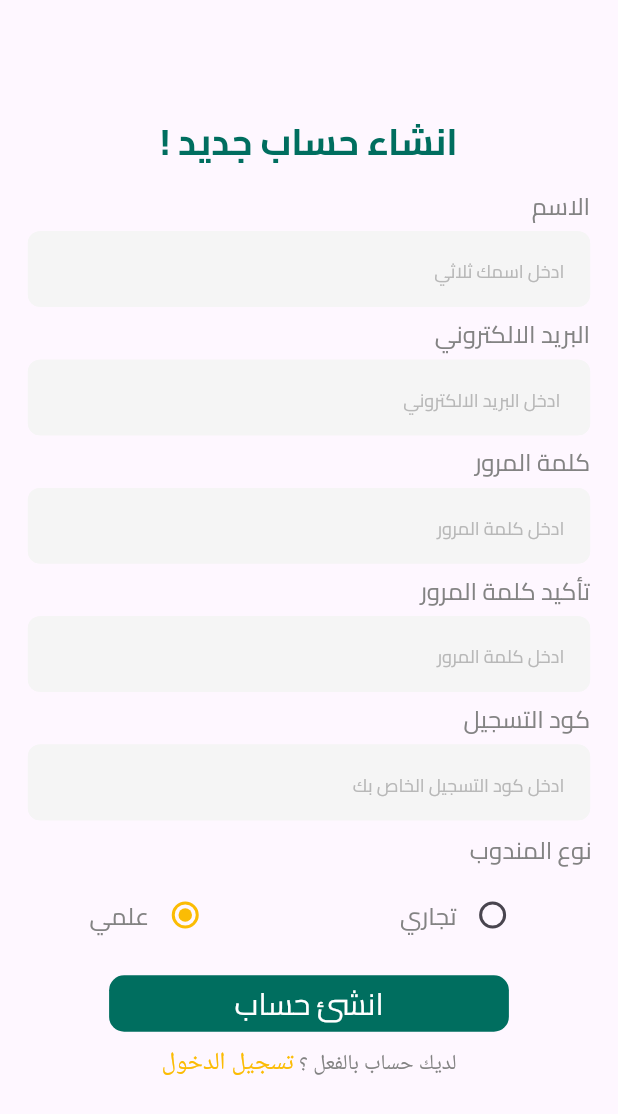
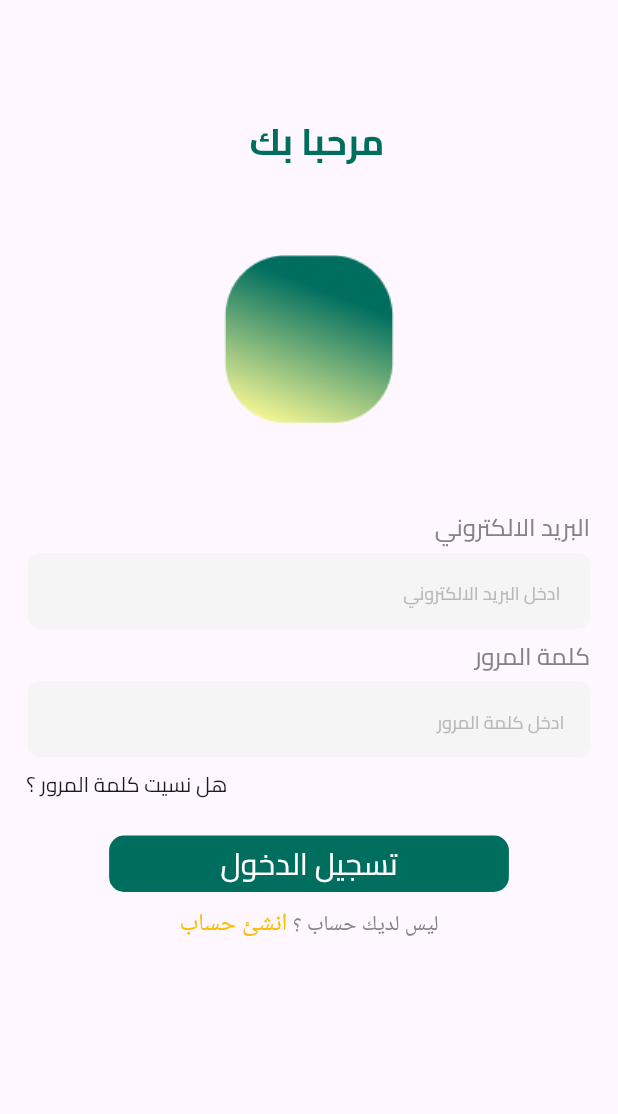
Before and after one commit to AhmedSlman/Mandopy, a Flutter app: the screen it shows after launch, on a phone screen of 412 x 824 dp. Shown: the top 1114 px of the screen. Run offline on Flutter 3.47's test engine with Material 3 defaults, Android fonts, the phone set to English and light mode, and no system bars; our stand-ins replace dio, flutter_screenutil, get_it, go_router, shared_preferences.

Commit message:
login ui done

```diff
--- a/lib/core/routes/app_routers.dart
+++ b/lib/core/routes/app_routers.dart
@@ -1,5 +1,6 @@
 import 'package:go_router/go_router.dart';
 import 'package:mandopy/core/routes/router_names.dart';
+import 'package:mandopy/src/features/auth/presentation/views/login_view.dart';
 import 'package:mandopy/src/features/auth/presentation/views/sigin_up_view.dart';
 import 'package:mandopy/src/splach.dart';
 
@@ -13,5 +14,9 @@ final GoRouter router = GoRouter(
       path: RouterNames.signup,
       builder: (context, state) => const SiginUpView(),
     ),
+    GoRoute(
+      path: RouterNames.login,
+      builder: (context, state) => const LoginView(),
+    ),
   ],
 );
--- a/lib/core/routes/router_names.dart
+++ b/lib/core/routes/router_names.dart
@@ -1,5 +1,5 @@
 abstract class RouterNames {
   static const String splash = '/1';
-  static const String login = '/login';
-  static const String signup = '/';
+  static const String login = '/';
+  static const String signup = '/2';
 }
--- a/lib/core/utils/app_assets.dart
+++ b/lib/core/utils/app_assets.dart
@@ -1,4 +1,5 @@
 abstract class AppAssets {
+  static const String logo = "assets/images/logo.png";
   static const String doctorProfile = "assets/images/doctor_profile.png";
   static const String doctorCover = "assets/images/doctor_cover.png";
   static const String pharmacyProfile = "assets/images/pharmacy.png";
--- a/lib/core/utils/app_strings.dart
+++ b/lib/core/utils/app_strings.dart
@@ -1,7 +1,10 @@
 abstract class AppStrings {
   static const mandopy = "مندوبي",
       creatNewAccount = "انشاء حساب جديد !",
+      welcom = "مرحبا بك  ",
       signIn = "تسجيل الدخول",
+      donotHaveAnAccount = "ليس لديك حساب ؟ ",
+      creatAcount = "انشئ حساب",
       hintName = "ادخل اسمك ثلاثي",
       emailHint = " ادخل البريد الالكتروني",
       hintPassword = "ادخل كلمة المرور",
--- a/lib/src/features/auth/data/repos/auth_repo_implementation.dart
+++ b/lib/src/features/auth/data/repos/auth_repo_implementation.dart
@@ -3,7 +3,6 @@ import 'package:mandopy/src/features/auth/data/repos/auth_repo_abstract.dart';
 class AuthRepoImplementation implements AuthRepoAbstract {
   @override
   Future<void> login() {
-    // TODO: implement login
     throw UnimplementedError();
   }
 }
--- /dev/null
+++ b/lib/src/features/auth/presentation/componants/login_form.dart
@@ -0,0 +1,34 @@
+import 'package:flutter/material.dart';
+import 'package:mandopy/core/common/functions/validator.dart';
+import 'package:mandopy/core/common/widgets/custom_btn.dart';
+import 'package:mandopy/core/utils/app_strings.dart';
+import 'package:mandopy/src/features/auth/presentation/widgets/auth_text_form_field.dart';
+import 'package:mandopy/src/features/auth/presentation/widgets/forget_password.dart';
+import 'package:mandopy/src/features/auth/presentation/widgets/have_an%20_account_widget.dart';
+
+class LoginForm extends StatelessWidget {
+  const LoginForm({super.key});
+
+  @override
+  Widget build(BuildContext context) {
+    return Column(
+      children: [
+        const AuthTextFormField(
+          titleOfField: AppStrings.email,
+          hintText: AppStrings.emailHint,
+          validator: Validator.validateEmail,
+        ),
+        const AuthTextFormField(
+          titleOfField: AppStrings.password,
+          hintText: AppStrings.hintPassword,
+          validator: Validator.validatePassword,
+        ),
+        const ForgetPasswordWidget(),
+        CustomButton(
+          text: AppStrings.signIn,
+          onPressed: () {},
+        ),
+      ],
+    );
+  }
+}
--- a/lib/src/features/auth/presentation/componants/sign_up_form_section.dart
+++ b/lib/src/features/auth/presentation/componants/sign_up_form_section.dart
@@ -1,11 +1,9 @@
+import 'package:flutter/foundation.dart';
 import 'package:flutter/material.dart';
 import 'package:flutter/widgets.dart';
-import 'package:flutter_screenutil/flutter_screenutil.dart';
 import 'package:mandopy/core/common/functions/validator.dart';
 import 'package:mandopy/core/common/widgets/custom_btn.dart';
-import 'package:mandopy/core/theme/app_colors.dart';
 import 'package:mandopy/core/utils/app_strings.dart';
-import 'package:mandopy/core/utils/app_styles.dart';
 import 'package:mandopy/src/features/auth/presentation/widgets/auth_text_form_field.dart';
 import 'package:mandopy/src/features/auth/presentation/widgets/repersentative_type_widget.dart';
 
@@ -44,7 +42,9 @@ class SignUpFormSection extends StatelessWidget {
         RepresentativeType(
             initialSelectedType: 'علمي',
             onTypeChanged: (String? newType) {
-              print('نوع المندوب تم تغييره إلى: $newType');
+              if (kDebugMode) {
+                print('نوع المندوب تم تغييره إلى: $newType');
+              }
             }),
         CustomButton(
           text: AppStrings.creatAccount,
--- /dev/null
+++ b/lib/src/features/auth/presentation/views/login_view.dart
@@ -0,0 +1,30 @@
+import 'package:flutter/material.dart';
+import 'package:mandopy/core/common/widgets/custom_app_bar.dart';
+import 'package:mandopy/core/common/widgets/custom_btn.dart';
+import 'package:mandopy/core/utils/app_assets.dart';
+import 'package:mandopy/core/utils/app_strings.dart';
+import 'package:mandopy/src/features/auth/presentation/componants/login_form.dart';
+import 'package:mandopy/src/features/auth/presentation/widgets/app_logo.dart';
+import 'package:mandopy/src/features/auth/presentation/widgets/auth_text_form_field.dart';
+import 'package:mandopy/src/features/auth/presentation/widgets/have_an%20_account_widget.dart';
+
+class LoginView extends StatelessWidget {
+  const LoginView({super.key});
+
+  @override
+  Widget build(BuildContext context) {
+    return const Scaffold(
+      body: Column(
+        children: [
+          CustomAppBar(title: AppStrings.welcom),
+          AppLogoWidget(),
+          LoginForm(),
+          HaveAnAccountWidget(
+            text1: AppStrings.donotHaveAnAccount,
+            text2: AppStrings.creatAccount,
+          ),
+        ],
+      ),
+    );
+  }
+}
--- a/lib/src/features/auth/presentation/views/sigin_up_view.dart
+++ b/lib/src/features/auth/presentation/views/sigin_up_view.dart
@@ -11,12 +11,17 @@ class SiginUpView extends StatelessWidget {
   @override
   Widget build(BuildContext context) {
     return const Scaffold(
-      body: Column(
-        children: [
-          CustomAppBar(title: AppStrings.creatNewAccount),
-          SignUpFormSection(),
-          HaveAnAccountWidget()
-        ],
+      body: SingleChildScrollView(
+        child: Column(
+          children: [
+            CustomAppBar(title: AppStrings.creatNewAccount),
+            SignUpFormSection(),
+            HaveAnAccountWidget(
+              text1: AppStrings.haveAnAccoun,
+              text2: AppStrings.signIn,
+            )
+          ],
+        ),
       ),
     );
   }
--- /dev/null
+++ b/lib/src/features/auth/presentation/widgets/app_logo.dart
@@ -0,0 +1,15 @@
+import 'package:flutter/material.dart';
+import 'package:flutter_screenutil/flutter_screenutil.dart';
+import 'package:mandopy/core/utils/app_assets.dart';
+
+class AppLogoWidget extends StatelessWidget {
+  const AppLogoWidget({super.key});
+
+  @override
+  Widget build(BuildContext context) {
+    return Padding(
+      padding: EdgeInsets.symmetric(vertical: 50.0.h),
+      child: Image.asset(AppAssets.logo),
+    );
+  }
+}
--- a/lib/src/features/auth/presentation/widgets/auth_text_form_field.dart
+++ b/lib/src/features/auth/presentation/widgets/auth_text_form_field.dart
@@ -1,7 +1,6 @@
 import 'package:flutter/material.dart';
 import 'package:flutter_screenutil/flutter_screenutil.dart';
 import 'package:mandopy/core/common/widgets/custom_text_form_field.dart';
-import 'package:mandopy/core/utils/app_strings.dart';
 import 'package:mandopy/core/utils/app_styles.dart';
 
 class AuthTextFormField extends StatelessWidget {
--- /dev/null
+++ b/lib/src/features/auth/presentation/widgets/forget_password.dart
@@ -0,0 +1,21 @@
+import 'package:flutter/foundation.dart';
+import 'package:flutter/material.dart';
+import 'package:flutter_screenutil/flutter_screenutil.dart';
+import 'package:mandopy/core/utils/app_strings.dart';
+
+class ForgetPasswordWidget extends StatelessWidget {
+  const ForgetPasswordWidget({super.key});
+
+  @override
+  Widget build(BuildContext context) {
+    return Padding(
+      padding: EdgeInsets.symmetric(vertical: 8.0.h, horizontal: 16.0.w),
+      child: const Align(
+        alignment: Alignment.centerLeft,
+        child: Text(
+          AppStrings.forgetPassword,
+        ),
+      ),
+    );
+  }
+}
--- a/lib/src/features/auth/presentation/widgets/have_an _account_widget.dart
+++ b/lib/src/features/auth/presentation/widgets/have_an _account_widget.dart
@@ -1,3 +1,6 @@
+// ignore_for_file: file_names
+
+import 'package:flutter/foundation.dart';
 import 'package:flutter/material.dart';
 import 'package:flutter_screenutil/flutter_screenutil.dart';
 import 'package:mandopy/core/theme/app_colors.dart';
@@ -5,25 +8,31 @@ import 'package:mandopy/core/utils/app_strings.dart';
 import 'package:mandopy/core/utils/app_styles.dart';
 
 class HaveAnAccountWidget extends StatelessWidget {
-  const HaveAnAccountWidget({super.key});
+  const HaveAnAccountWidget({
+    super.key,
+    required this.text1,
+    required this.text2,
+    this.onTap,
+  });
+  final String text1;
+  final String text2;
+  final Function()? onTap;
 
   @override
   Widget build(BuildContext context) {
     return Padding(
       padding: EdgeInsets.symmetric(vertical: 10.h),
       child: GestureDetector(
-        onTap: () {
-          print("WWWWWWWWWWWWWWWWWWWWWWWWWWWWWWWWWWWWWWWWWWWWWWWWWWWWWWWWW");
-        },
+        onTap: onTap,
         child: RichText(
           text: TextSpan(
             children: [
               TextSpan(
-                text: AppStrings.haveAnAccoun,
+                text: text1,
                 style: AppStyles.s14,
               ),
               TextSpan(
-                text: AppStrings.signIn,
+                text: text2,
                 style: AppStyles.s16.copyWith(
                   color: AppColors.accentColor,
                 ),
```
Also changed, not shown: assets/images/logo.png (added).
